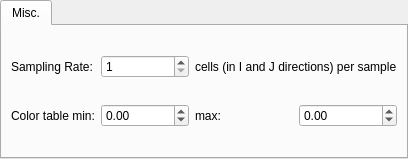
Above: viewer3d/view3dconfigwidgets/v3dcfgwidforattributeinmapcartesiangrid.ui from PauloCarvalhoRJ/gammaray before the change. Below: the same form after it.
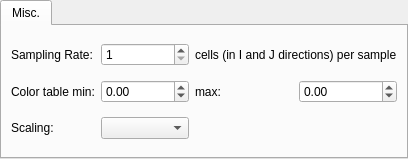
That is the form after the change.

Commit message: 3D Viewer: added logarithmic scaler for color tables.

What changed in the file:
```diff
--- a/viewer3d/view3dconfigwidgets/v3dcfgwidforattributeinmapcartesiangrid.ui
+++ b/viewer3d/view3dconfigwidgets/v3dcfgwidforattributeinmapcartesiangrid.ui
@@ -6,7 +6,7 @@
    <rect>
     <x>0</x>
     <y>0</y>
-    <width>380</width>
+    <width>395</width>
     <height>159</height>
    </rect>
   </property>
@@ -104,6 +104,16 @@
          </item>
         </layout>
        </item>
+       <item row="2" column="0">
+        <widget class="QLabel" name="label_5">
+         <property name="text">
+          <string>Scaling:</string>
+         </property>
+        </widget>
+       </item>
+       <item row="2" column="1">
+        <widget class="QComboBox" name="cmbScaling"/>
+       </item>
       </layout>
      </widget>
     </widget>
```
Left out of the diff: 76 changed lines with no effect on the pictures. The commit also changes 2 other files.
